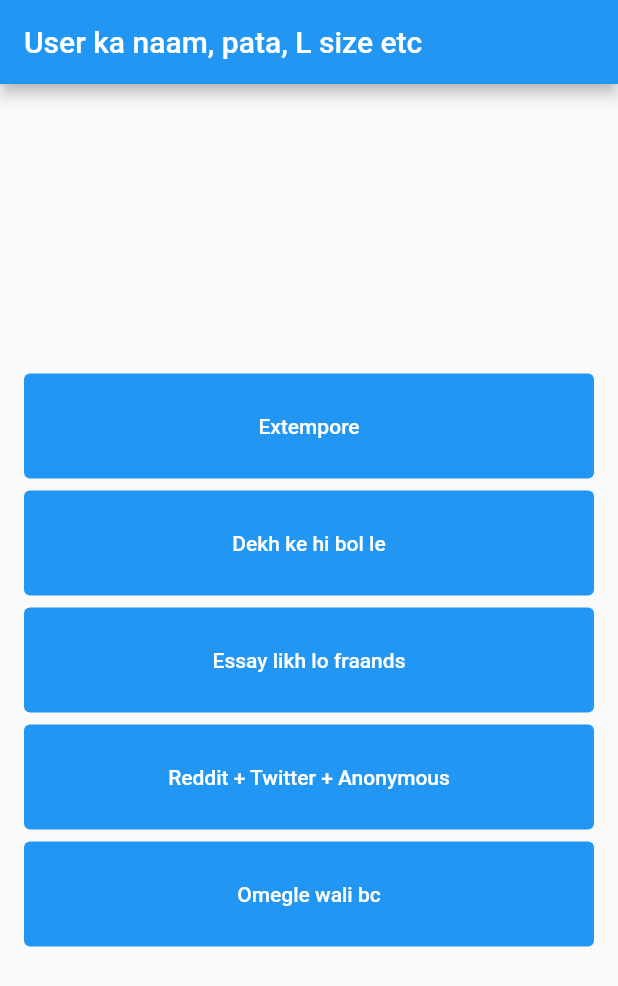
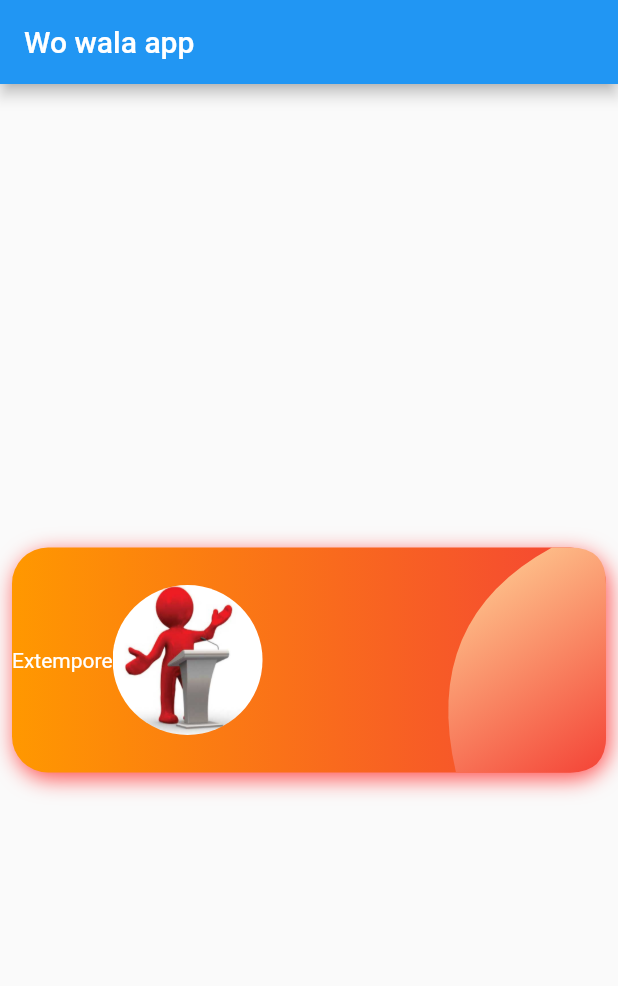
Before and after one commit to Anmol376OP/speech_to_text, a Flutter app: the screen it shows after launch, on a phone screen of 412 x 824 dp. Shown: the top 986 px of the screen. Run offline on Flutter 3.47's test engine with Material 2 defaults, Android fonts, the phone set to English and light mode, and no system bars; missing offline and left inert: dart:js.

Commit message:
Small portion of card design

```diff
--- a/lib/home.dart
+++ b/lib/home.dart
@@ -1,6 +1,7 @@
 import 'package:flutter/material.dart';
-import 'package:speeech_to_text/speaking.dart';
-import 'extempore.dart';
+import 'dart:ui' as ui;
+// import 'package:speech_to_text/speaking.dart';
+// import 'extempore.dart';
 class Home extends StatefulWidget {
   const Home({Key? key}) : super(key: key);
 
@@ -13,26 +14,87 @@ class _HomeState extends State<Home> {
   Widget build(BuildContext context) {
     return Scaffold(
       appBar: AppBar(
-        title: Text('User ka naam, pata, L size etc'),
+        title: const Text('Wo wala app'),
       ),
-      body: Container(
-        margin: EdgeInsets.all(16),
-        child: Column(
-          crossAxisAlignment: CrossAxisAlignment.stretch,
-          mainAxisAlignment: MainAxisAlignment.center,
+      body: Center(
+        child: Padding(padding: const EdgeInsets.all(8),
+        child: Stack(
           children: [
-            SizedBox(height: 70,width: 250,child: TextButton(onPressed: (){Navigator.push(context, MaterialPageRoute(builder: (context)=>const Extempore()));},child: Text('Extempore'),style: TextButton.styleFrom(foregroundColor: Colors.white,backgroundColor: Colors.blue),),),
-            SizedBox(height: 8,),
-            SizedBox(height: 70,width: 250,child: TextButton(onPressed: (){Navigator.push(context, MaterialPageRoute(builder: (context)=>const Speaking()));},child: Text('Dekh ke hi bol le'),style: TextButton.styleFrom(foregroundColor: Colors.white,backgroundColor: Colors.blue),),),
-            SizedBox(height: 8,),
-            SizedBox(height: 70,width: 250,child: TextButton(onPressed: (){},child: Text('Essay likh lo fraands'),style: TextButton.styleFrom(foregroundColor: Colors.white,backgroundColor: Colors.blue),),),
-            SizedBox(height: 8,),
-            SizedBox(height: 70,width: 250,child: TextButton(onPressed: (){},child: Text('Reddit + Twitter + Anonymous'),style: TextButton.styleFrom(foregroundColor: Colors.white,backgroundColor: Colors.blue),),),
-            SizedBox(height: 8,),
-            SizedBox(height: 70,width: 250,child: TextButton(onPressed: (){},child: Text('Omegle wali bc'),style: TextButton.styleFrom(foregroundColor: Colors.white,backgroundColor: Colors.blue),),),
-            ],
-        ),
+            Container(
+              height: 150,
+              decoration: BoxDecoration(borderRadius: BorderRadius.circular(24),gradient: const LinearGradient(colors: [Colors.orange,Colors.red]),boxShadow: const [BoxShadow(color: Colors.redAccent,blurRadius: 12,offset: Offset(2,4))],),
+            ),
+            Positioned(
+              right: 0,
+              top: 0,
+              bottom: 0,
+              child: CustomPaint(
+                size: const Size(100,150),
+                painter: CustomCardShapePainter(24,Colors.orange,Colors.red),
+              ),
+            ),
+            Positioned.fill(
+              child: Row(
+                children: [
+
+                  Column(
+                    mainAxisSize: MainAxisSize.min,
+                    children: const [
+                      Text('Extempore',style: TextStyle(color: Colors.white),),
+                    ],
+                  ),
+                  Container(
+                    width: 100,height: 100,
+                    decoration: const BoxDecoration(
+                      shape: BoxShape.circle,
+                      image: DecorationImage(image: AssetImage('assets/img.jpg'),
+                      fit: BoxFit.fill,
+                      )
+                    ),
+                  ),
+
+                ],
+              ),
+            ),
+          ],
+        ),),
       ),
     );
   }
 }
+class CustomCardShapePainter extends CustomPainter{
+  late double radius;
+  late Color startColor;
+  late Color endColor;
+
+  CustomCardShapePainter(this.radius,this.startColor,this.endColor);
+
+  @override
+  void paint(Canvas canvas,Size size){
+      var radius=24.0;
+
+      var paint=Paint();
+      paint.shader = ui.Gradient.linear(
+        Offset(0, 0),Offset(size.width,size.height),[
+          HSLColor.fromColor(startColor).withLightness(0.8).toColor(),
+        endColor
+      ]
+      );
+      var path=Path()
+      ..moveTo(0, size.height)
+      ..lineTo(size.width - radius, size.height)
+      ..quadraticBezierTo(size.width, size.height, size.width, size.height-radius)
+      ..lineTo(size.width, radius)
+      ..quadraticBezierTo(size.width, 0, size.width-radius, 0)
+      ..lineTo(size.width-1.5*radius, 0)
+      ..quadraticBezierTo(-radius, 2*radius, 0, size.height)
+      ..close();
+
+      canvas.drawPath(path, paint);
+  }
+
+  @override
+  bool shouldRepaint(CustomPainter oldDelegate){
+    return true;
+  }
+}
```
Also changed, not shown: lib/extempore.dart (+1 -8 lines), pubspec.yaml (+3 -4 lines), assets/img.jpg (added), assets/mic.png (added).
